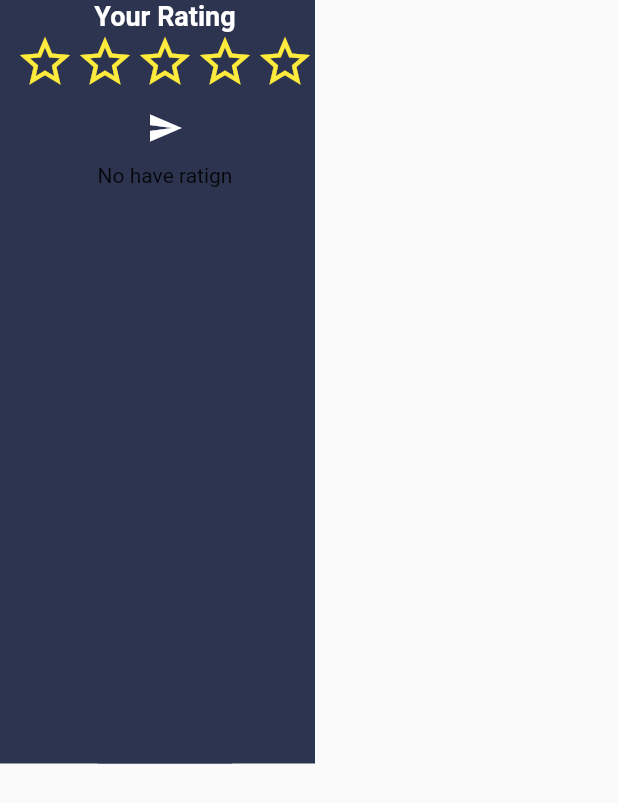
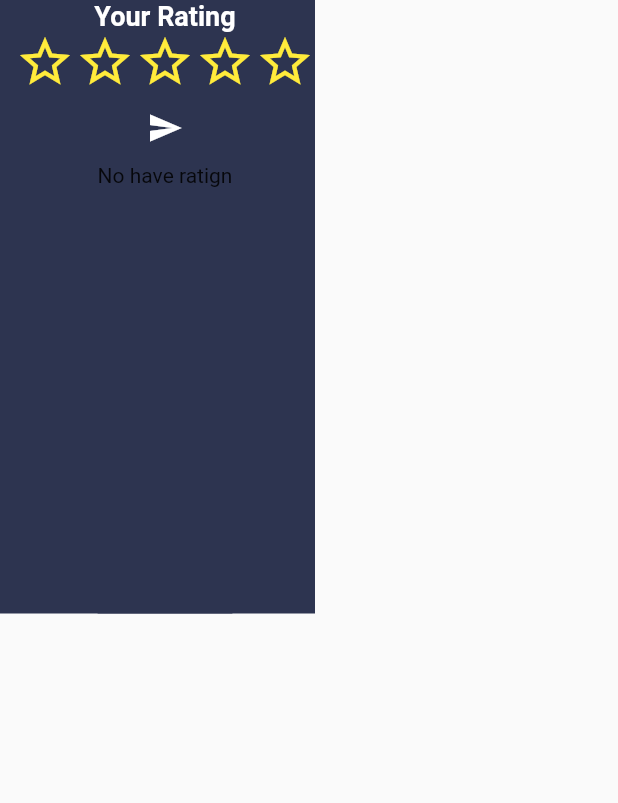
Before and after one commit to Nguyeenvuu/flutter_movie_22_04, a Flutter app: the RatingPage widget shown alone on an empty page, opened directly, on a phone screen of 412 x 824 dp. Shown: the top 803 px of the screen. Run offline on Flutter 3.47's test engine with Material 2 defaults, Android fonts, the phone set to English and light mode, and no system bars; drawn by our look-alikes of smooth_star_rating; our stand-ins replace bloc, carousel_slider, equatable, flutter_bloc, flutter_rating_bar, google_fonts and 1 more; accounts and stored records are empty; network calls fail.

Commit message:
alter url

```diff
--- a/lib/ui/widgets/detail_widget.dart
+++ b/lib/ui/widgets/detail_widget.dart
@@ -110,7 +110,7 @@ class _DetailWidgetState extends State<DetailWidget> {
                     "${widget.movie.overview}",
                     style: TextStyle(
                       color: Colors.white,
-                      fontSize: 14,
+                      fontSize: 16,
                     ),
                   ),
                 ],
--- a/lib/ui/widgets/rating_widget.dart
+++ b/lib/ui/widgets/rating_widget.dart
@@ -68,7 +68,7 @@ class _RatingPageState extends State<RatingPage> {
                     color: Colors.white,
                     onPressed: () => _addRating(rating.toInt())),
                 Container(
-                  height: 400,
+                  height: 300,
                   color: Color(0xFF2d3450),
                   child: BlocBuilder<RatingBloc, RatingState>(
                     builder: (context, state) {
@@ -82,7 +82,8 @@ class _RatingPageState extends State<RatingPage> {
                         );
                       }
                       if (state is RatingLoadedState) {
-                        return ListView(
+                        return Column(
+                          crossAxisAlignment: CrossAxisAlignment.start,
                           children: [
                             Text(
                               "Total ratings",
--- a/lib/utils/url_base.dart
+++ b/lib/utils/url_base.dart
@@ -1,7 +1,7 @@
 const String api_key = "c96baf2da7e2bb718a017f316ac6c905";
 const String baseApiOnlineUrl = "http://api.themoviedb.org/3/";
 const String baseServerUrl = 'http://10.0.2.2:8000';
-// const String baseServerUrl = 'http://192.168.32.26:8000';
+// const String baseServerUrl = 'http://192.168.1.104:8000';
 
 final movieDetailOnlineUrl =
     (idMovie) => "${baseApiOnlineUrl}movie/${idMovie}?api_key=${api_key}";
```
Also changed, not shown: 1 other file.
